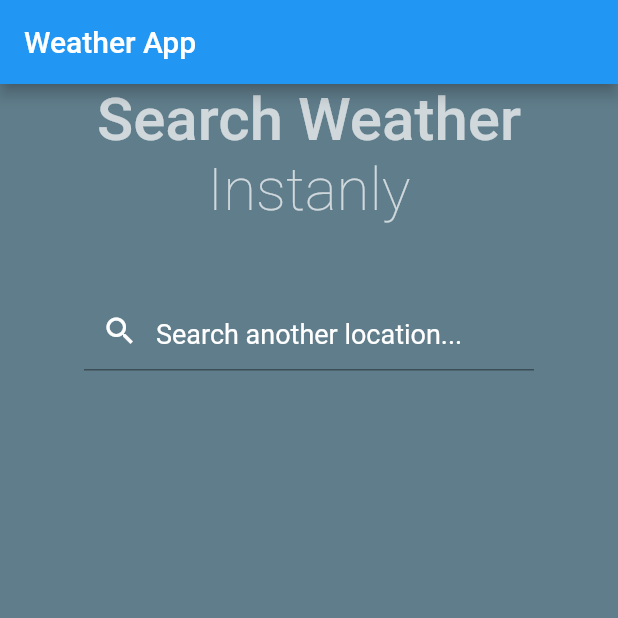
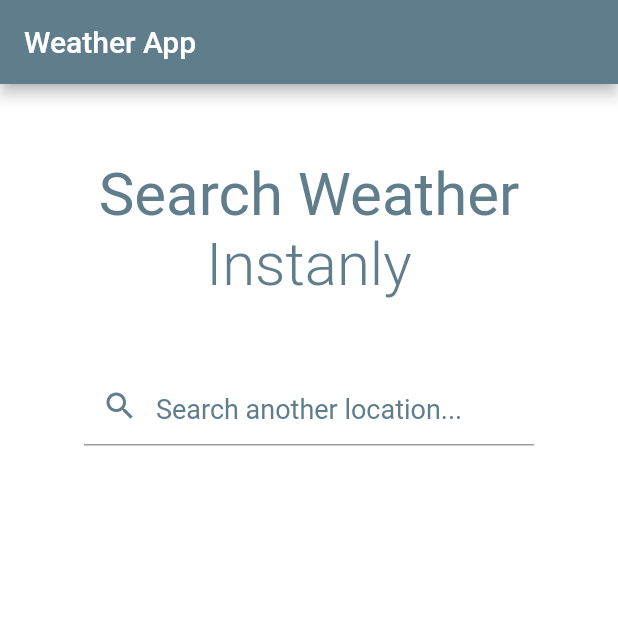
Before and after one commit to sakshamsri4/WeatherApp, a Flutter app: the screen it shows after launch, on a phone screen of 412 x 824 dp, the top half of it. Run offline on Flutter 3.47's test engine with Material 2 defaults, Android fonts, the phone set to English and light mode, and no system bars.

```diff
--- a/lib/Screens/Home_Screen.dart
+++ b/lib/Screens/Home_Screen.dart
@@ -11,26 +11,30 @@ class _HomeScreenState extends State<HomeScreen> {
   @override
   Widget build(BuildContext context) {
     return Scaffold(
-      backgroundColor: Colors.blueGrey,
+      backgroundColor: Colors.white,
       appBar: AppBar(
         title: Text('Weather App'),
       ),
       body: Center(
         child: Column(
           children: <Widget>[
-            Text(
-              "Search Weather",
-              style: TextStyle(
-                  fontSize: 40,
-                  fontWeight: FontWeight.w500,
-                  color: Colors.white70),
+            //padding: EdgeInsets.all(10.0),
+            Padding(
+              padding: const EdgeInsets.only(top: 50.0),
+              child: Text(
+                "Search Weather",
+                style: TextStyle(
+                    fontSize: 40,
+                    fontWeight: FontWeight.w400,
+                    color: Colors.blueGrey),
+              ),
             ),
             Text(
               "Instanly",
               style: TextStyle(
                   fontSize: 40,
-                  fontWeight: FontWeight.w200,
-                  color: Colors.white70),
+                  fontWeight: FontWeight.w300,
+                  color: Colors.blueGrey),
             ),
             SizedBox(
               height: 24,
@@ -50,11 +54,11 @@ class _HomeScreenState extends State<HomeScreen> {
                             )),
                   );
                 },
-                style: TextStyle(color: Colors.white, fontSize: 25),
+                style: TextStyle(color: Colors.blueGrey, fontSize: 25),
                 decoration: InputDecoration(
                   hintText: 'Search another location...',
-                  hintStyle: TextStyle(color: Colors.white, fontSize: 18.0),
-                  prefixIcon: Icon(Icons.search, color: Colors.white),
+                  hintStyle: TextStyle(color: Colors.blueGrey, fontSize: 18.0),
+                  prefixIcon: Icon(Icons.search, color: Colors.blueGrey),
                 ),
               ),
             ),
--- a/lib/main.dart
+++ b/lib/main.dart
@@ -12,7 +12,7 @@ class MyApp extends StatelessWidget {
       title: 'Weather App',
       debugShowCheckedModeBanner: false,
       theme: ThemeData(
-        primarySwatch: Colors.blue,
+        primarySwatch: Colors.blueGrey,
         scaffoldBackgroundColor: Colors.white,
         visualDensity: VisualDensity.adaptivePlatformDensity,
       ),
```
Also changed, not shown: lib/Data/Services.dart (+11 -4 lines), lib/Screens/Weather_Screen.dart (+188 -12 lines), 1 other file.
